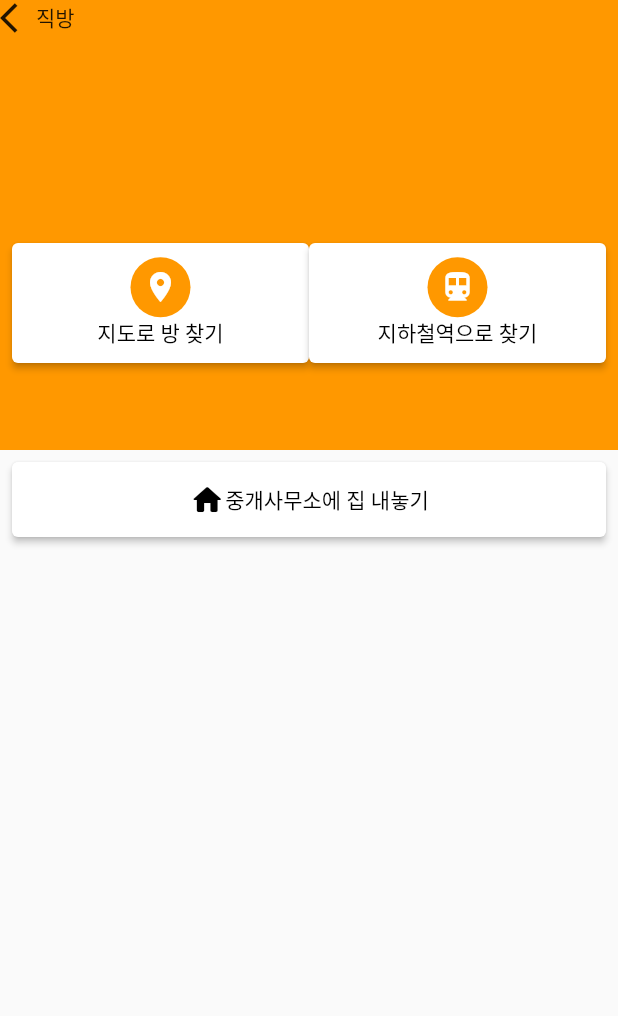
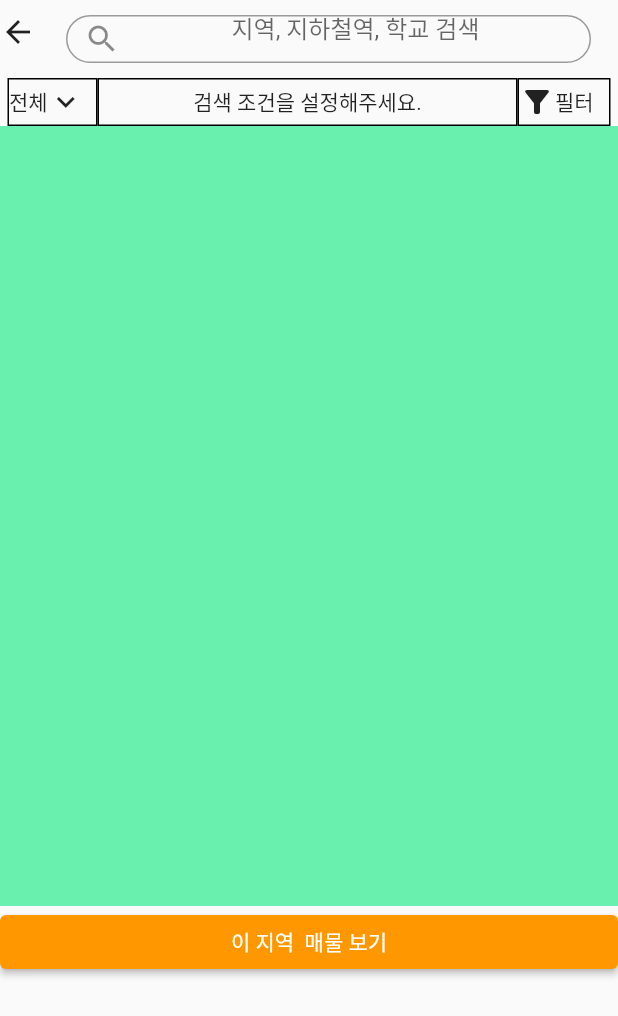
Before and after one commit to HanBI24/JikBang_Refactoring, a Flutter app: the SecondScreen screen opened directly, after a tap on "지도로 방 찾기", on a phone screen of 412 x 824 dp. Shown: the top 1016 px of the screen. Run offline on Flutter 3.47's test engine with Material 2 defaults, Android fonts, the phone set to English and light mode, and no system bars.

Commit message:
Add FilterMap screen

```diff
--- /dev/null
+++ b/lib/screen/filtermap/filtermap_screen.dart
@@ -0,0 +1,169 @@
+import 'package:flutter/cupertino.dart';
+import 'package:flutter/material.dart';
+
+enum Trade { ALL, MONTH, CHARTER }
+
+void main() {
+  runApp(FilterMyApp());
+}
+
+class FilterMyApp extends StatelessWidget {
+  @override
+  Widget build(BuildContext context) {
+    return MaterialApp(
+      theme: ThemeData(
+        primarySwatch: Colors.orange,
+      ),
+      home: FilterMap(),
+    );
+  }
+}
+
+class FilterMap extends StatefulWidget {
+  @override
+  _FilterMap createState() => _FilterMap();
+}
+
+class _FilterMap extends State<FilterMap> {
+  var _isChecked = false;
+  Trade _trade = Trade.ALL;
+
+  @override
+  Widget build(BuildContext context) {
+    return Scaffold(
+      body: SafeArea(
+        child: Column(
+          children: <Widget>[
+            Row(
+              mainAxisAlignment: MainAxisAlignment.start,
+              crossAxisAlignment: CrossAxisAlignment.center,
+              children: <Widget>[
+                Icon(Icons.arrow_back_outlined),
+                Flexible(
+                    child: Container(
+                  width: 370,
+                  height: 42,
+                  padding: const EdgeInsets.only(left: 20.0, top: 10.0),
+                  child: TextField(
+                    textAlign: TextAlign.center,
+                    textAlignVertical: TextAlignVertical.center,
+                    decoration: InputDecoration(
+                        border: OutlineInputBorder(
+                          borderRadius: BorderRadius.circular(20),
+                        ),
+                        prefixIcon: Icon(Icons.search),
+                        hintText: '지역, 지하철역, 학교 검색'),
+                  ),
+                )),
+              ],
+            ),
+            Row(
+              mainAxisAlignment: MainAxisAlignment.center,
+              children: <Widget>[
+                Container(
+                  padding: const EdgeInsets.only(top: 10.0),
+                  child: Row(
+                    children: <Widget>[
+                      GestureDetector(
+                        child: Container(
+                          width: 60,
+                          height: 32,
+                          alignment: Alignment.center,
+                          decoration: BoxDecoration(
+                              border: Border.all(color: Colors.black)),
+                          child: Row(
+                            children: <Widget>[
+                              Text('전체'),
+                              Icon(Icons.keyboard_arrow_down)
+                            ],
+                          ),
+                        ),
+                        onTap: () {
+                          showDialog(
+                              context: context,
+                              barrierDismissible: false,
+                              builder: (BuildContext context) {
+                                return AlertDialog(
+                                  title: Text('거래 유형을 선택해 주세요.'),
+                                  content: SingleChildScrollView(
+                                    child: ListBody(
+                                      children: <Widget>[
+                                        RadioListTile(
+                                            title: Text('전체'),
+                                            value: Trade.ALL,
+                                            groupValue: _trade,
+                                            onChanged: (value) {
+                                              setState(() {
+                                                _trade = value;
+                                              });
+                                            }),
+                                        RadioListTile(
+                                            title: Text('월세'),
+                                            value: Trade.MONTH,
+                                            groupValue: _trade,
+                                            onChanged: (value) {
+                                              setState(() {
+                                                _trade = value;
+                                              });
+                                            }),
+                                        RadioListTile(
+                                            title: Text('전세'),
+                                            value: Trade.CHARTER,
+                                            groupValue: _trade,
+                                            onChanged: (value) {
+                                              setState(() {
+                                                _trade = value;
+                                              });
+                                            }),
+                                      ],
+                                    ),
+                                  ),
+                                );
+                              });
+                        },
+                      ),
+                      Container(
+                        width: 280,
+                        height: 32,
+                        alignment: Alignment.center,
+                        decoration: BoxDecoration(
+                          border: Border.all(color: Colors.black),
+                        ),
+                        child: Text('검색 조건을 설정해주세요.'),
+                      ),
+                      Container(
+                        width: 62,
+                        height: 32,
+                        alignment: Alignment.center,
+                        decoration: BoxDecoration(
+                            border: Border.all(color: Colors.black)),
+                        child: Row(
+                          children: <Widget>[
+                            Icon(Icons.filter_list_alt),
+                            Text('필터')
+                          ],
+                        ),
+                      )
+                    ],
+                  ),
+                ),
+              ],
+            ),
+            Container(
+              height: 520,
+              decoration: BoxDecoration(color: Colors.greenAccent),
+            ),
+            Container(
+              width: double.infinity,
+                child: ElevatedButton(
+                  style: ElevatedButton.styleFrom(
+                    primary: Colors.orange,
+                    onPrimary: Colors.white
+                  ),
+                    onPressed: () {}, child: Text('이 지역  매물 보기'))),
+          ],
+        ),
+      ),
+    );
+  }
+}
--- a/lib/screen/second/second_screen.dart
+++ b/lib/screen/second/second_screen.dart
@@ -1,5 +1,6 @@
 import 'package:flutter/cupertino.dart';
 import 'package:flutter/material.dart';
+import 'package:jikbang_refactoring/screen/filtermap/filtermap_screen.dart';
 
 class SecondScreen extends StatelessWidget {
   @override
@@ -7,8 +8,6 @@ class SecondScreen extends StatelessWidget {
     return Container(
       child: Scaffold(
         body: SafeArea(
-          child: Scrollbar(
-            isAlwaysShown: true,
           child: Column(
             children: <Widget>[
               Container(
@@ -59,7 +58,13 @@ class SecondScreen extends StatelessWidget {
                                         Text('지도로 방 찾기')
                                       ],
                                     ),
-                                      onPressed: () {},
+                                    onPressed: () {
+                                      Navigator.push(
+                                          context,
+                                          MaterialPageRoute(
+                                              builder: (context) =>
+                                                  FilterMap()));
+                                    },
                                   ),
                                 ),
                               ),
@@ -104,9 +109,7 @@ class SecondScreen extends StatelessWidget {
                   constraints: BoxConstraints(minHeight: 50),
                   child: ElevatedButton(
                     style: ElevatedButton.styleFrom(
-                          primary: Colors.white,
-                          onPrimary: Colors.black
-                      ),
+                        primary: Colors.white, onPrimary: Colors.black),
                     child: Row(
                       mainAxisAlignment: MainAxisAlignment.center,
                       children: <Widget>[
@@ -122,7 +125,6 @@ class SecondScreen extends StatelessWidget {
           ),
         ),
       ),
-      ),
     );
   }
 }
```
Lines whose indentation alone changed are shown as unchanged.
